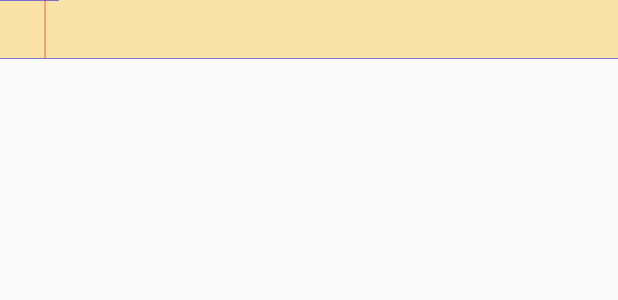
After one commit to greenabomination/ToDoList, an Android app: the layout todolist_item.xml on its own in the app's theme, with its tools: preview values and no code run, on a phone screen of 412 x 824 dp. The commit adds this screen. Shown: the top 300 px of the screen. Run offline under Robolectric (Android 15) with nearby library versions, the phone set to English and light mode, and no system bars.

Commit message:
some message

```diff
--- a/app/src/main/java/com/greenapp/todolist/to_dolist/ToDoListActivity.java
+++ b/app/src/main/java/com/greenapp/todolist/to_dolist/ToDoListActivity.java
@@ -14,7 +14,7 @@ public class ToDoListActivity extends Activity implements NewItemFragment.OnNewI
     final ArrayAdapter<String> aa;
 
     {
-        aa = new ArrayAdapter<String>(this, android.R.layout.simple_list_item_1, todoItems);
+        aa = new ArrayAdapter<String>(this, R.layout.todolist_item, todoItems);
 
     }
 
--- /dev/null
+++ b/app/src/main/java/com/greenapp/todolist/to_dolist/TodoListItemView.java
@@ -0,0 +1,63 @@
+package com.greenapp.todolist.to_dolist;
+
+import android.content.Context;
+import android.content.res.Resources;
+import android.graphics.Canvas;
+import android.graphics.Paint;
+import android.util.AttributeSet;
+import android.widget.TextView;
+
+/**
+ * Created by kabardinov133238 on 04.02.2015.
+ */
+public class TodoListItemView extends TextView {
+
+    public TodoListItemView(Context context, AttributeSet attrs, int defStyleAttr) {
+        super(context, attrs, defStyleAttr);
+        init();
+    }
+
+    public TodoListItemView(Context context) {
+        super(context);
+        init();
+    }
+
+    public TodoListItemView(Context context, AttributeSet attrs) {
+        super(context, attrs);
+        init();
+    }
+
+    private Paint marginPaint;
+    private Paint linePaint;
+    private int paperColor;
+    private float margin;
+
+    private void init() {
+//получаем ресурсы из файла ресурсов, т н инициализация
+        Resources myResources = getResources();
+        marginPaint = new Paint(Paint.ANTI_ALIAS_FLAG);
+        marginPaint.setColor(myResources.getColor(R.color.notepad_margin));
+        linePaint = new Paint(Paint.ANTI_ALIAS_FLAG);
+        linePaint.setColor(myResources.getColor(R.color.notepad_lines));
+        paperColor = myResources.getColor(R.color.notepad_paper);
+        margin = myResources.getDimension(R.dimen.notepad_margin);
+
+    }
+
+    @Override
+    public void onDraw(Canvas canvas) {
+        //собственно рисование
+        canvas.drawColor(paperColor);
+
+        canvas.drawLine(0, 0, getMeasuredHeight(), 0, linePaint);
+        canvas.drawLine(0, getMeasuredHeight(), getMeasuredWidth(), getMeasuredHeight(), linePaint);
+
+        canvas.drawLine(margin, 0, margin, getMeasuredHeight(), marginPaint);
+
+        canvas.save();
+        canvas.translate(margin, 0);
+
+        super.onDraw(canvas);
+        canvas.restore();
+    }
+}
--- /dev/null
+++ b/app/src/main/res/layout/todolist_item.xml
@@ -0,0 +1,8 @@
+<?xml version="1.0" encoding="utf-8"?>
+<com.greenapp.todolist.to_dolist.TodoListItemView xmlns:android="http://schemas.android.com/apk/res/android"
+    android:layout_width="match_parent"
+    android:layout_height="wrap_content"
+    android:fadingEdge="vertical"
+    android:padding="10dp"
+    android:scrollbars="vertical"
+    android:textColor="@color/notepad_text" />
--- /dev/null
+++ b/app/src/main/res/values/colors.xml
@@ -0,0 +1,8 @@
+<?xml version="1.0" encoding="utf-8"?>
+<resources>
+    <color name="notepad_paper">#EEF8E0A0</color>
+    <color name="notepad_lines">#FF0000FF</color>
+    <color name="notepad_margin">#90FF0000</color>
+    <color name="notepad_text">#AA0000FF</color>
+
+</resources>
--- a/app/src/main/res/values/dimens.xml
+++ b/app/src/main/res/values/dimens.xml
@@ -2,4 +2,5 @@
     <!-- Default screen margins, per the Android Design guidelines. -->
     <dimen name="activity_horizontal_margin">16dp</dimen>
     <dimen name="activity_vertical_margin">16dp</dimen>
+    <dimen name="notepad_margin">30dp</dimen>
 </resources>
```
Also changed, not shown: app/src/main/res/layout/new_item_fragment.xml (+8 -8 lines).
